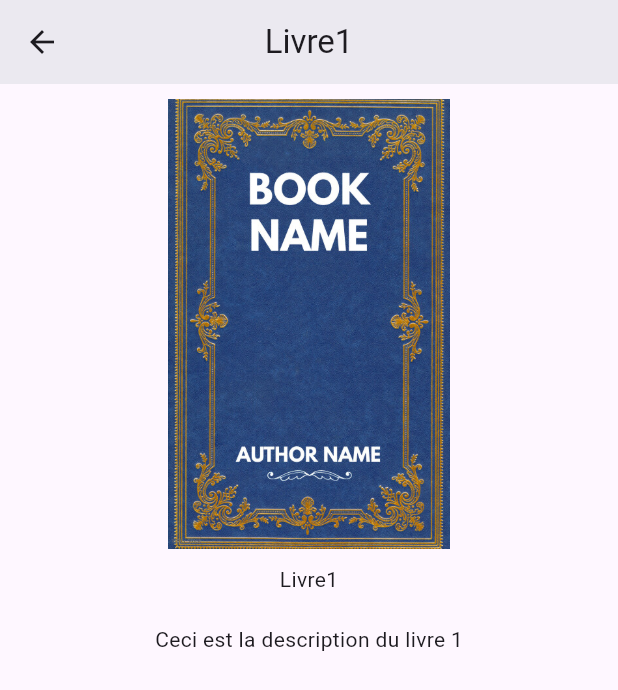
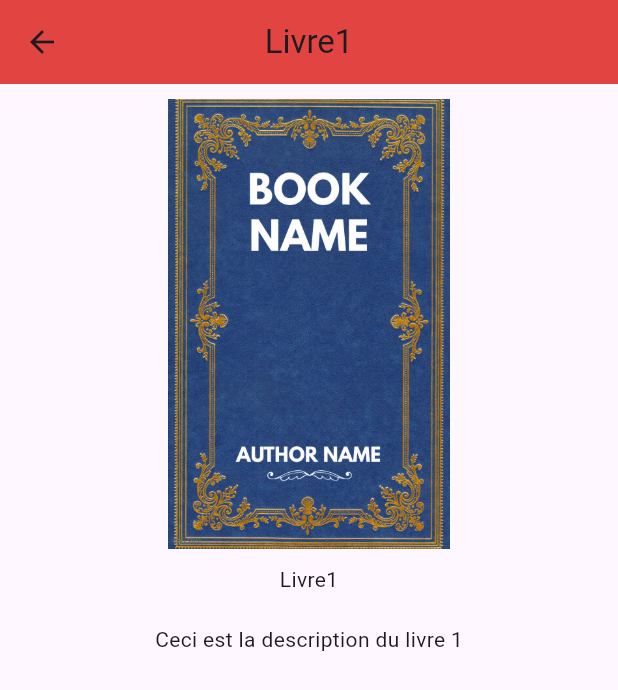
Before and after one commit to dialloalioumadany/4GLOG-library_app, a Flutter app: the screen it shows after launch, after a tap on "Livre1", on a phone screen of 412 x 824 dp. Shown: the top 690 px of the screen. Run offline on Flutter 3.47's test engine with Material 3 defaults, Android fonts, the phone set to English and light mode, and no system bars.

Commit message:
first commit

```diff
--- a/lib/pages/book.detail.dart
+++ b/lib/pages/book.detail.dart
@@ -18,7 +18,7 @@ class _BookDetailState extends State<BookDetail> {
         centerTitle: true,
         title: Text(widget.book.title),
         elevation: 10,
-        backgroundColor: Colors.white,
+        backgroundColor: Colors.red,
       ),
       body: SingleChildScrollView(
         child: Column(
--- a/lib/pages/home/home.dart
+++ b/lib/pages/home/home.dart
@@ -41,9 +41,15 @@ class _HomePageState extends State<HomePage> {
   Widget build(BuildContext context) {
     return Scaffold(
       appBar: AppBar(
-        title: Text("Librairie"),
+        title: Text(
+          "Librairie",
+          style: TextStyle(
+            color: Colors.white
+          ),
+        ),
         elevation: 10,
-        backgroundColor: Colors.white,
+        backgroundColor: Colors.red,
+
       ),
       body: ListView.builder(
         itemCount: data.length,
--- a/lib/pages/home/widgets/book.widget.dart
+++ b/lib/pages/home/widgets/book.widget.dart
@@ -22,7 +22,8 @@ class BookWidget extends StatelessWidget {
           width: double.infinity,
           height: 100,
           decoration: BoxDecoration(
-            border: Border(bottom: BorderSide(color: Colors.black)),
+            borderRadius: BorderRadius.circular(10),
+            color: Colors.grey.shade300,
           ),
           child: ListTile(
             leading: Image.asset(livre.imageUrl),
```
